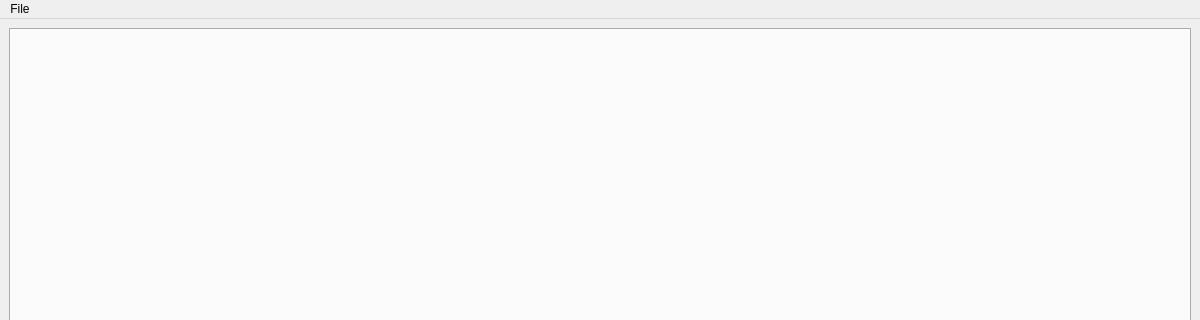
Above: mainwindow.ui from One2INF/AioTool before the change; both pictures show x 0 to 1200 and y 0 to 320 of the 1200 by 742 pixel window. Below: the same form after it.
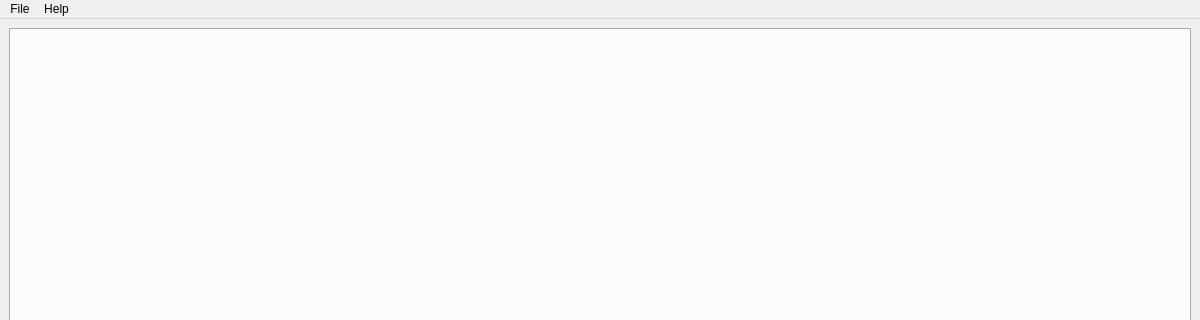
That is the form after the change. Icons and pictures are not drawn.

Commit message: 串口调试助手：添加 AboutMe

```diff
--- a/mainwindow.ui
+++ b/mainwindow.ui
@@ -52,7 +52,14 @@
     <addaction name="actionNewSession"/>
     <addaction name="separator"/>
    </widget>
+   <widget class="QMenu" name="menuAbout">
+    <property name="title">
+     <string>Help</string>
+    </property>
+    <addaction name="actionAboutMe"/>
+   </widget>
    <addaction name="menuFile"/>
+   <addaction name="menuAbout"/>
   </widget>
   <widget class="QStatusBar" name="statusbar"/>
   <action name="actionNewSession">
```
Left out of the diff: 5 changed lines with no effect on the pictures. The commit also changes 2 other files.
